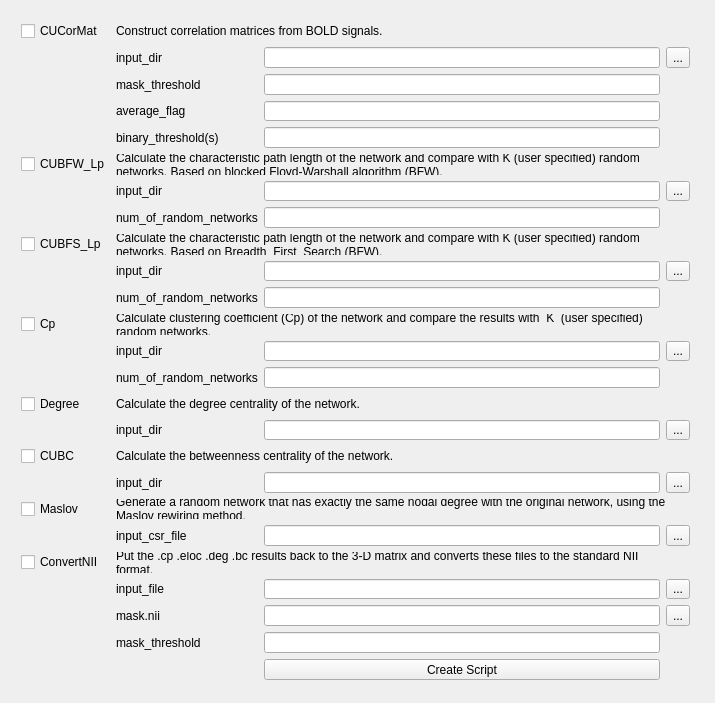
This is BNALauncher/mainwindow.ui in phisiart/BNALauncher as Qt 5 draws it before an edit. The edited form follows.
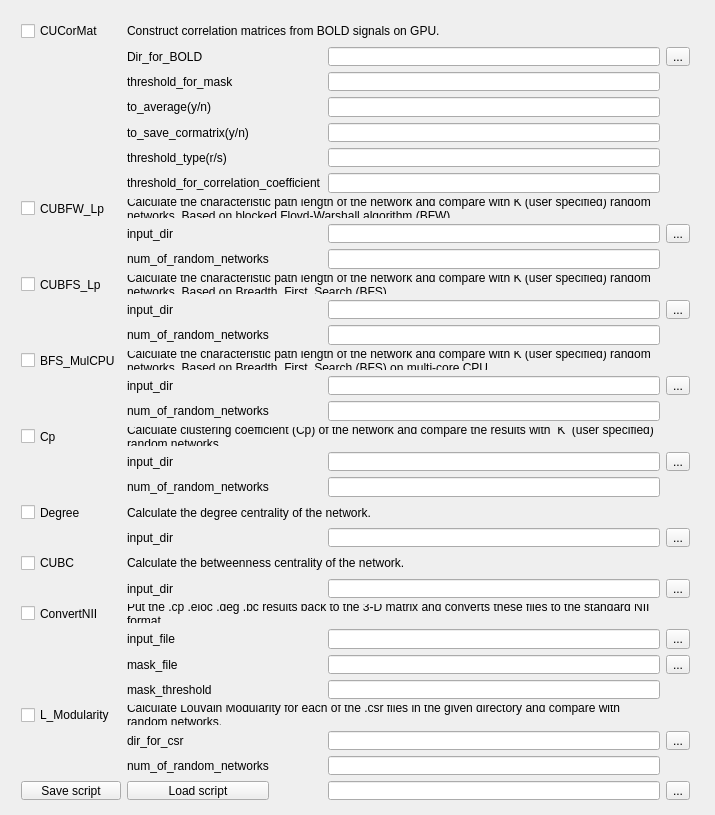
This is the edited form.

```diff
--- a/BNALauncher/mainwindow.ui
+++ b/BNALauncher/mainwindow.ui
@@ -13,7 +13,7 @@
     <x>0</x>
     <y>0</y>
     <width>715</width>
-    <height>703</height>
+    <height>815</height>
    </rect>
   </property>
   <property name="sizePolicy">
@@ -44,10 +44,20 @@
       <x>10</x>
       <y>10</y>
       <width>691</width>
-      <height>681</height>
+      <height>801</height>
      </rect>
     </property>
     <layout class="QGridLayout" name="gridLayout">
+     <item row="24" column="6">
+      <widget class="QLineEdit" name="lineEditConvertNII_input_file"/>
+     </item>
+     <item row="1" column="1">
+      <widget class="QLabel" name="labelCUCorMat_Dir_for_BOLD">
+       <property name="text">
+        <string>Dir_for_BOLD</string>
+       </property>
+      </widget>
+     </item>
      <item row="0" column="0">
       <widget class="QCheckBox" name="checkCUCorMat">
        <property name="text">
@@ -55,6 +65,9 @@
        </property>
       </widget>
      </item>
+     <item row="4" column="6">
+      <widget class="QLineEdit" name="lineEditCUCorMat_to_save_cormatrix"/>
+     </item>
      <item row="0" column="1" colspan="6">
       <widget class="QLabel" name="label">
        <property name="font">
@@ -63,17 +76,17 @@
         </font>
        </property>
        <property name="text">
-        <string>Construct correlation matrices from BOLD signals.</string>
+        <string>Construct correlation matrices from BOLD signals on GPU.</string>
        </property>
        <property name="wordWrap">
         <bool>true</bool>
        </property>
       </widget>
      </item>
-     <item row="1" column="1">
-      <widget class="QLabel" name="labelCUCorMat_input_dir">
+     <item row="1" column="7">
+      <widget class="QToolButton" name="toolButtonCUCorMat_Dir_for_BOLD">
        <property name="text">
-        <string>input_dir</string>
+        <string>...</string>
        </property>
       </widget>
      </item>
@@ -84,8 +97,15 @@
        </property>
       </widget>
      </item>
-     <item row="1" column="7">
-      <widget class="QToolButton" name="toolButtonCUCorMat_input_dir">
+     <item row="3" column="1" colspan="2">
+      <widget class="QLabel" name="labelCUCorMat_to_average">
+       <property name="text">
+        <string>to_average(y/n)</string>
+       </property>
+      </widget>
+     </item>
+     <item row="8" column="7">
+      <widget class="QToolButton" name="toolButtonCUBFW_Lp_input_dir">
        <property name="text">
         <string>...</string>
        </property>
@@ -94,41 +114,34 @@
      <item row="2" column="1" colspan="3">
       <widget class="QLabel" name="labelCUCorMat_mask_threshold">
        <property name="text">
-        <string>mask_threshold</string>
+        <string>threshold_for_mask</string>
        </property>
       </widget>
      </item>
      <item row="2" column="6">
-      <widget class="QLineEdit" name="lineEditCUCorMat_mask_threshold"/>
-     </item>
-     <item row="3" column="1" colspan="2">
-      <widget class="QLabel" name="labelCUCorMat_average_flag">
-       <property name="text">
-        <string>average_flag</string>
-       </property>
-      </widget>
-     </item>
-     <item row="3" column="6">
-      <widget class="QLineEdit" name="lineEditCUCorMat_average_flag"/>
+      <widget class="QLineEdit" name="lineEditCUCorMat_threshold_for_mask"/>
      </item>
      <item row="4" column="1" colspan="4">
       <widget class="QLabel" name="labelCUCorMat_binary_thresholds">
        <property name="text">
-        <string>binary_threshold(s)</string>
+        <string>to_save_cormatrix(y/n)</string>
        </property>
       </widget>
      </item>
-     <item row="4" column="6">
-      <widget class="QLineEdit" name="lineEditCUCorMat_binary_thresholds"/>
-     </item>
-     <item row="5" column="0">
+     <item row="7" column="0">
       <widget class="QCheckBox" name="checkCUBFW_Lp">
        <property name="text">
         <string>CUBFW_Lp</string>
        </property>
       </widget>
      </item>
-     <item row="5" column="1" colspan="7">
+     <item row="8" column="6">
+      <widget class="QLineEdit" name="lineEditCUBFW_Lp_input_dir"/>
+     </item>
+     <item row="3" column="6">
+      <widget class="QLineEdit" name="lineEditCUCorMat_to_average"/>
+     </item>
+     <item row="7" column="1" colspan="7">
       <widget class="QLabel" name="label_2">
        <property name="text">
         <string>Calculate the characteristic path length of the network and compare with K (user specified) random networks. Based on blocked Floyd-Warshall algorithm (BFW).</string>
@@ -138,129 +151,107 @@
        </property>
       </widget>
      </item>
-     <item row="6" column="1">
-      <widget class="QLabel" name="labelCUBFW_Lp_input_dir">
-       <property name="text">
-        <string>input_dir</string>
-       </property>
-      </widget>
-     </item>
-     <item row="6" column="6">
-      <widget class="QLineEdit" name="lineEditCUBFW_Lp_input_dir"/>
-     </item>
-     <item row="6" column="7">
-      <widget class="QToolButton" name="toolButtonCUBFW_Lp_input_dir">
-       <property name="text">
-        <string>...</string>
-       </property>
-      </widget>
-     </item>
-     <item row="7" column="1" colspan="5">
+     <item row="9" column="1" colspan="5">
       <widget class="QLabel" name="labelCUBFW_Lp_num_of_random_networks">
        <property name="text">
         <string>num_of_random_networks</string>
        </property>
       </widget>
      </item>
-     <item row="7" column="6">
-      <widget class="QLineEdit" name="lineEditCUBFW_Lp_num_of_random_networks"/>
-     </item>
-     <item row="8" column="0">
-      <widget class="QCheckBox" name="checkCUBFS_Lp">
-       <property name="text">
-        <string>CUBFS_Lp</string>
-       </property>
-      </widget>
-     </item>
-     <item row="8" column="1" colspan="7">
+     <item row="10" column="1" colspan="7">
       <widget class="QLabel" name="label_3">
        <property name="text">
-        <string>Calculate the characteristic path length of the network and compare with K (user specified) random networks. Based on Breadth  First  Search (BFW).</string>
+        <string>Calculate the characteristic path length of the network and compare with K (user specified) random networks. Based on Breadth  First  Search (BFS).</string>
        </property>
        <property name="wordWrap">
         <bool>true</bool>
        </property>
       </widget>
      </item>
-     <item row="9" column="1">
+     <item row="8" column="1">
+      <widget class="QLabel" name="labelCUBFW_Lp_input_dir">
+       <property name="text">
+        <string>input_dir</string>
+       </property>
+      </widget>
+     </item>
+     <item row="11" column="1">
       <widget class="QLabel" name="labelCUBFS_Lp_input_dir">
        <property name="text">
         <string>input_dir</string>
        </property>
       </widget>
      </item>
-     <item row="9" column="6">
-      <widget class="QLineEdit" name="lineEditCUBFS_Lp_input_dir"/>
-     </item>
-     <item row="9" column="7">
-      <widget class="QToolButton" name="toolButtonCUBFS_Lp_input_dir">
-       <property name="text">
-        <string>...</string>
-       </property>
-      </widget>
-     </item>
-     <item row="10" column="1" colspan="5">
+     <item row="12" column="1" colspan="5">
       <widget class="QLabel" name="labelCUBFS_Lp_num_of_random_networks">
        <property name="text">
         <string>num_of_random_networks</string>
        </property>
       </widget>
      </item>
-     <item row="10" column="6">
-      <widget class="QLineEdit" name="lineEditCUBFS_Lp_num_of_random_networks"/>
+     <item row="10" column="0">
+      <widget class="QCheckBox" name="checkCUBFS_Lp">
+       <property name="text">
+        <string>CUBFS_Lp</string>
+       </property>
+      </widget>
      </item>
-     <item row="11" column="0">
-      <widget class="QCheckBox" name="checkCP">
+     <item row="9" column="6">
+      <widget class="QLineEdit" name="lineEditCUBFW_Lp_num_of_random_networks"/>
+     </item>
+     <item row="18" column="1" colspan="5">
+      <widget class="QLabel" name="labelCp_num_of_random_networks">
        <property name="text">
-        <string>Cp</string>
+        <string>num_of_random_networks</string>
        </property>
       </widget>
      </item>
-     <item row="11" column="1" colspan="6">
-      <widget class="QLabel" name="label_4">
+     <item row="17" column="7">
+      <widget class="QToolButton" name="toolButtonCp_input_dir">
        <property name="text">
-        <string>Calculate clustering coefficient (Cp) of the network and compare the results with  K  (user specified) random networks.</string>
+        <string>...</string>
        </property>
-       <property name="wordWrap">
-        <bool>true</bool>
-       </property>
       </widget>
      </item>
-     <item row="12" column="1">
+     <item row="17" column="1">
       <widget class="QLabel" name="labelCp_input_dir">
        <property name="text">
         <string>input_dir</string>
        </property>
       </widget>
      </item>
-     <item row="12" column="6">
+     <item row="20" column="7">
+      <widget class="QToolButton" name="toolButtonDegree_input_dir">
+       <property name="text">
+        <string>...</string>
+       </property>
+      </widget>
+     </item>
+     <item row="17" column="6">
       <widget class="QLineEdit" name="lineEditCp_input_dir"/>
      </item>
-     <item row="12" column="7">
-      <widget class="QToolButton" name="toolButtonCp_input_dir">
+     <item row="20" column="1">
+      <widget class="QLabel" name="labelDegree_input_dir">
        <property name="text">
-        <string>...</string>
+        <string>input_dir</string>
        </property>
       </widget>
      </item>
-     <item row="13" column="1" colspan="5">
-      <widget class="QLabel" name="labelCp_num_of_random_networks">
-       <property name="text">
-        <string>num_of_random_networks</string>
-       </property>
-      </widget>
-     </item>
-     <item row="13" column="6">
-      <widget class="QLineEdit" name="lineEditCp_num_of_random_networks"/>
-     </item>
-     <item row="14" column="0">
+     <item row="19" column="0">
       <widget class="QCheckBox" name="checkDegree">
        <property name="text">
         <string>Degree</string>
        </property>
       </widget>
      </item>
-     <item row="14" column="1" colspan="6">
+     <item row="22" column="1">
+      <widget class="QLabel" name="labelCUBC_input_dir">
+       <property name="text">
+        <string>input_dir</string>
+       </property>
+      </widget>
+     </item>
+     <item row="19" column="1" colspan="6">
       <widget class="QLabel" name="label_5">
        <property name="text">
         <string>Calculate the degree centrality of the network.</string>
@@ -270,31 +261,50 @@
        </property>
       </widget>
      </item>
-     <item row="15" column="1">
-      <widget class="QLabel" name="labelDegree_input_dir">
-       <property name="text">
-        <string>input_dir</string>
-       </property>
-      </widget>
-     </item>
-     <item row="15" column="6">
+     <item row="20" column="6">
       <widget class="QLineEdit" name="lineEditDegree_input_dir"/>
      </item>
-     <item row="15" column="7">
-      <widget class="QToolButton" name="toolButtonDegree_input_dir">
-       <property name="text">
-        <string>...</string>
-       </property>
-      </widget>
+     <item row="12" column="6">
+      <widget class="QLineEdit" name="lineEditCUBFS_Lp_num_of_random_networks"/>
+     </item>
+     <item row="11" column="6">
+      <widget class="QLineEdit" name="lineEditCUBFS_Lp_input_dir"/>
      </item>
      <item row="16" column="0">
-      <widget class="QCheckBox" name="checkCUBC">
+      <widget class="QCheckBox" name="checkCP">
        <property name="text">
-        <string>CUBC</string>
+        <string>Cp</string>
        </property>
       </widget>
      </item>
      <item row="16" column="1" colspan="6">
+      <widget class="QLabel" name="label_4">
+       <property name="text">
+        <string>Calculate clustering coefficient (Cp) of the network and compare the results with  K  (user specified) random networks.</string>
+       </property>
+       <property name="wordWrap">
+        <bool>true</bool>
+       </property>
+      </widget>
+     </item>
+     <item row="11" column="7">
+      <widget class="QToolButton" name="toolButtonCUBFS_Lp_input_dir">
+       <property name="text">
+        <string>...</string>
+       </property>
+      </widget>
+     </item>
+     <item row="18" column="6">
+      <widget class="QLineEdit" name="lineEditCp_num_of_random_networks"/>
+     </item>
+     <item row="22" column="7">
+      <widget class="QToolButton" name="toolButtonCUBC_input_dir">
+       <property name="text">
+        <string>...</string>
+       </property>
+      </widget>
+     </item>
+     <item row="21" column="1" colspan="6">
       <widget class="QLabel" name="label_6">
        <property name="text">
         <string>Calculate the betweenness centrality of the network.</string>
@@ -304,65 +314,99 @@
        </property>
       </widget>
      </item>
-     <item row="17" column="1">
-      <widget class="QLabel" name="labelCUBC_input_dir">
-       <property name="text">
-        <string>input_dir</string>
-       </property>
-      </widget>
-     </item>
-     <item row="17" column="6">
+     <item row="22" column="6">
       <widget class="QLineEdit" name="lineEditCUBC_input_dir"/>
      </item>
-     <item row="17" column="7">
-      <widget class="QToolButton" name="toolButtonCUBC_input_dir">
+     <item row="26" column="1" colspan="3">
+      <widget class="QLabel" name="labelConvertNII_mask_threshold">
        <property name="text">
-        <string>...</string>
+        <string>mask_threshold</string>
        </property>
       </widget>
      </item>
-     <item row="18" column="0">
-      <widget class="QCheckBox" name="checkMaslov">
+     <item row="21" column="0">
+      <widget class="QCheckBox" name="checkCUBC">
        <property name="text">
-        <string>Maslov</string>
+        <string>CUBC</string>
        </property>
       </widget>
      </item>
-     <item row="18" column="1" colspan="7">
-      <widget class="QLabel" name="label_7">
+     <item row="25" column="6">
+      <widget class="QLineEdit" name="lineEditConvertNII_mask_file"/>
+     </item>
+     <item row="25" column="1">
+      <widget class="QLabel" name="labelConvertNII_mask_file">
        <property name="text">
-        <string>Generate a random network that has exactly the same nodal degree with the original network, using the Maslov rewiring method.</string>
+        <string>mask_file</string>
        </property>
-       <property name="wordWrap">
-        <bool>true</bool>
+      </widget>
+     </item>
+     <item row="24" column="1">
+      <widget class="QLabel" name="labelConvertNII_input_file">
+       <property name="text">
+        <string>input_file</string>
        </property>
       </widget>
      </item>
-     <item row="19" column="1" colspan="2">
-      <widget class="QLabel" name="labelMaslov_input_csr_file">
+     <item row="6" column="6">
+      <widget class="QLineEdit" name="lineEditCUCorMat_threshold_for_correlation_coefficient"/>
+     </item>
+     <item row="30" column="0">
+      <widget class="QPushButton" name="pushButtonSave">
        <property name="text">
-        <string>input_csr_file</string>
+        <string>Save script</string>
        </property>
       </widget>
      </item>
-     <item row="19" column="6">
-      <widget class="QLineEdit" name="lineEditMaslov_input_csr_file"/>
+     <item row="5" column="1">
+      <widget class="QLabel" name="labelCUCorMat_threshold_type">
+       <property name="text">
+        <string>threshold_type(r/s)</string>
+       </property>
+      </widget>
      </item>
-     <item row="19" column="7">
-      <widget class="QToolButton" name="toolButtonMaslov_input_csr_file">
+     <item row="5" column="6">
+      <widget class="QLineEdit" name="lineEditCUCorMat_threshold_type"/>
+     </item>
+     <item row="26" column="6">
+      <widget class="QLineEdit" name="lineEditConvertNII_mask_threshold"/>
+     </item>
+     <item row="30" column="1">
+      <widget class="QPushButton" name="pushButtonLoad">
        <property name="text">
+        <string>Load script</string>
+       </property>
+      </widget>
+     </item>
+     <item row="13" column="0">
+      <widget class="QCheckBox" name="checkBFS_MulCPU">
+       <property name="text">
+        <string>BFS_MulCPU</string>
+       </property>
+      </widget>
+     </item>
+     <item row="6" column="1" colspan="5">
+      <widget class="QLabel" name="labelCUCorMat_threshold_for_correlation_coefficient">
+       <property name="text">
+        <string>threshold_for_correlation_coefficient</string>
+       </property>
+      </widget>
+     </item>
+     <item row="30" column="7">
+      <widget class="QToolButton" name="toolButtonSaveDir">
+       <property name="text">
         <string>...</string>
        </property>
       </widget>
      </item>
-     <item row="20" column="0">
+     <item row="23" column="0">
       <widget class="QCheckBox" name="checkConvertNII">
        <property name="text">
         <string>ConvertNII</string>
        </property>
       </widget>
      </item>
-     <item row="20" column="1" colspan="6">
+     <item row="23" column="1" colspan="6">
       <widget class="QLabel" name="label_8">
        <property name="text">
         <string>Put the .cp .eloc .deg .bc results back to the 3-D matrix and converts these files to the standard NII format.</string>
@@ -372,56 +416,103 @@
        </property>
       </widget>
      </item>
-     <item row="21" column="1">
-      <widget class="QLabel" name="labelConvertNII_input_file">
+     <item row="27" column="0">
+      <widget class="QCheckBox" name="checkL_Modularity">
        <property name="text">
-        <string>input_file</string>
+        <string>L_Modularity</string>
        </property>
       </widget>
      </item>
-     <item row="21" column="6">
-      <widget class="QLineEdit" name="lineEditConvertNII_input_file"/>
+     <item row="27" column="1" colspan="6">
+      <widget class="QLabel" name="label_9">
+       <property name="text">
+        <string>Calculate Louvain Modularity for each of the .csr files in the given directory and compare with random networks.</string>
+       </property>
+       <property name="wordWrap">
+        <bool>true</bool>
+       </property>
+      </widget>
      </item>
-     <item row="21" column="7">
+     <item row="28" column="6">
+      <widget class="QLineEdit" name="lineEditL_Modularity_dir_for_csr"/>
+     </item>
+     <item row="29" column="6">
+      <widget class="QLineEdit" name="lineEditL_Modularity_num_of_random_networks"/>
+     </item>
+     <item row="29" column="1">
+      <widget class="QLabel" name="labelL_Modularity_num_of_random_networks">
+       <property name="text">
+        <string>num_of_random_networks</string>
+       </property>
+      </widget>
+     </item>
+     <item row="28" column="1">
+      <widget class="QLabel" name="labelL_Modularity_dir_for_csr">
+       <property name="text">
+        <string>dir_for_csr</string>
+       </property>
+      </widget>
+     </item>
+     <item row="15" column="6">
+      <widget class="QLineEdit" name="lineEditBFS_MulCPU_num_of_random_networks"/>
+     </item>
+     <item row="14" column="6">
+      <widget class="QLineEdit" name="lineEditBFS_MulCPU_input_dir"/>
+     </item>
+     <item row="15" column="1">
+      <widget class="QLabel" name="labelBFS_MulCPU_num_of_random_networks">
+       <property name="text">
+        <string>num_of_random_networks</string>
+       </property>
+      </widget>
+     </item>
+     <item row="14" column="1">
+      <widget class="QLabel" name="labelBFS_MulCPU_input_dir">
+       <property name="text">
+        <string>input_dir</string>
+       </property>
+      </widget>
+     </item>
+     <item row="13" column="1" colspan="6">
+      <widget class="QLabel" name="label_7">
+       <property name="text">
+        <string>Calculate the characteristic path length of the network and compare with K (user specified) random networks. Based on Breadth  First  Search (BFS) on multi-core CPU.</string>
+       </property>
+       <property name="wordWrap">
+        <bool>true</bool>
+       </property>
+      </widget>
+     </item>
+     <item row="28" column="7">
+      <widget class="QToolButton" name="toolButtonL_Modularity_dir_for_csr">
+       <property name="text">
+        <string>...</string>
+       </property>
+      </widget>
+     </item>
+     <item row="14" column="7">
+      <widget class="QToolButton" name="toolButtonBFS_MulCPU_input_dir">
+       <property name="text">
+        <string>...</string>
+       </property>
+      </widget>
+     </item>
+     <item row="25" column="7">
+      <widget class="QToolButton" name="toolButtonConvertNII_mask_file">
+       <property name="text">
+        <string>...</string>
+       </property>
+      </widget>
+     </item>
+     <item row="24" column="7">
       <widget class="QToolButton" name="toolButtonConvertNII_input_file">
        <property name="text">
         <string>...</string>
        </property>
       </widget>
      </item>
-     <item row="22" column="1">
-      <widget class="QLabel" name="labelConvertNII_mask_nii">
-       <property name="text">
-        <string>mask.nii</string>
-       </property>
-      </widget>
-     </item>
-     <item row="22" column="6">
-      <widget class="QLineEdit" name="lineEditConvertNII_mask_nii"/>
-     </item>
-     <item row="22" column="7">
-      <widget class="QToolButton" name="toolButtonConvertNII_mask_nii">
-       <property name="text">
-        <string>...</string>
-       </property>
-      </widget>
-     </item>
-     <item row="23" column="1" colspan="3">
-      <widget class="QLabel" name="labelConvertNII_mask_threshold">
-       <property name="text">
-        <string>mask_threshold</string>
-       </property>
-      </widget>
-     </item>
-     <item row="23" column="6">
-      <widget class="QLineEdit" name="lineEditConvertNII_mask_threshold"/>
-     </item>
-     <item row="24" column="6">
-      <widget class="QPushButton" name="pushButtonCreate">
-       <property name="text">
-        <string>Create Script</string>
-       </property>
-      </widget>
+     <item row="30" column="6">
+      <widget class="QLineEdit" name="lineEditSaveDir"/>
      </item>
     </layout>
    </widget>
```
Left out of the diff: 6 changed lines with no effect on the pictures.
